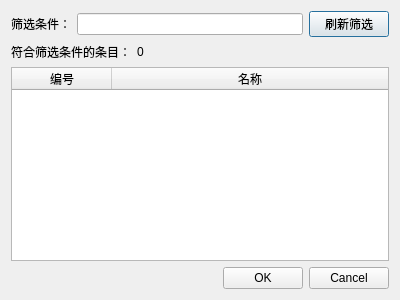
Old version of the form PhysioMgr/PsmDlgDepartSel.ui in the repository yuylong/PhysioMgr.
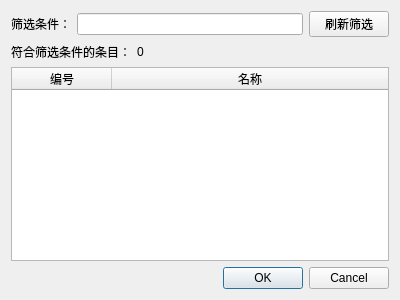
New version of the form.

Diff of the .ui file:
```diff
--- a/PhysioMgr/PsmDlgDepartSel.ui
+++ b/PhysioMgr/PsmDlgDepartSel.ui
@@ -31,12 +31,6 @@
        <property name="text">
         <string>刷新筛选</string>
        </property>
-       <property name="autoDefault">
-        <bool>false</bool>
-       </property>
-       <property name="default">
-        <bool>true</bool>
-       </property>
       </widget>
      </item>
     </layout>
```
